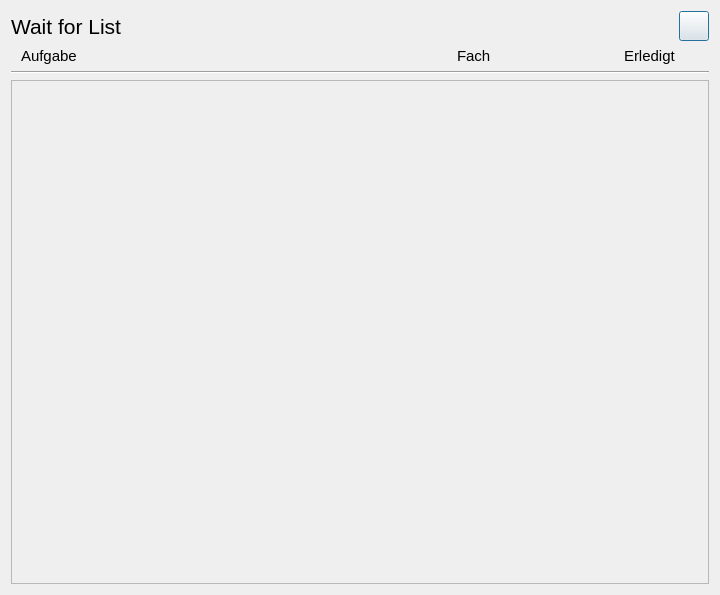
Qt form waitfor.ui (orgnnice/OrgNNice) before a commit.
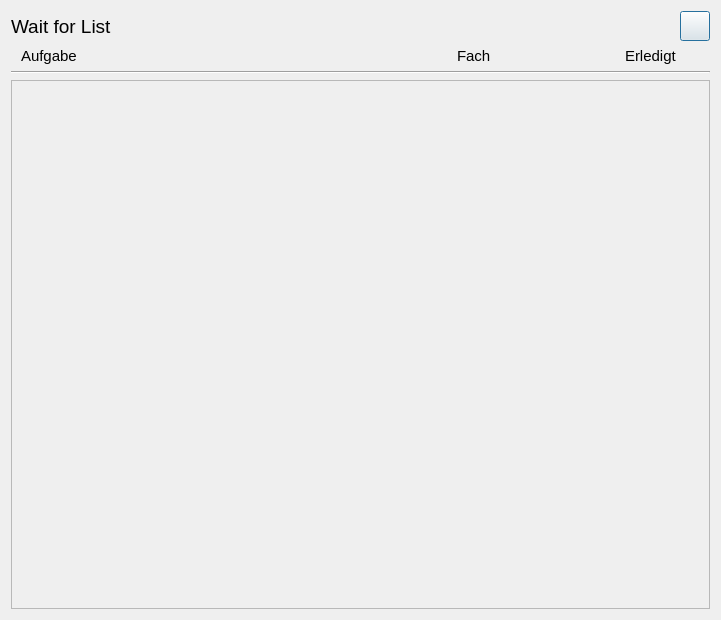
The same form after that commit. Icons and pictures are not drawn.

```diff
--- a/waitfor.ui
+++ b/waitfor.ui
@@ -6,10 +6,16 @@
    <rect>
     <x>0</x>
     <y>0</y>
-    <width>720</width>
-    <height>595</height>
+    <width>721</width>
+    <height>620</height>
    </rect>
   </property>
+  <property name="minimumSize">
+   <size>
+    <width>720</width>
+    <height>620</height>
+   </size>
+  </property>
   <property name="windowTitle">
    <string>WaitFor</string>
   </property>
@@ -23,7 +29,9 @@
       <widget class="QLabel" name="label_33">
        <property name="font">
         <font>
-         <pointsize>16</pointsize>
+         <pointsize>14</pointsize>
+         <weight>50</weight>
+         <bold>false</bold>
         </font>
        </property>
        <property name="text">
@@ -177,8 +185,8 @@
        <rect>
         <x>0</x>
         <y>0</y>
-        <width>700</width>
-        <height>502</height>
+        <width>697</width>
+        <height>516</height>
        </rect>
       </property>
       <layout class="QVBoxLayout" name="verticalLayout_2"/>
```
Left out of the diff: 2 changed lines with no effect on the pictures.
